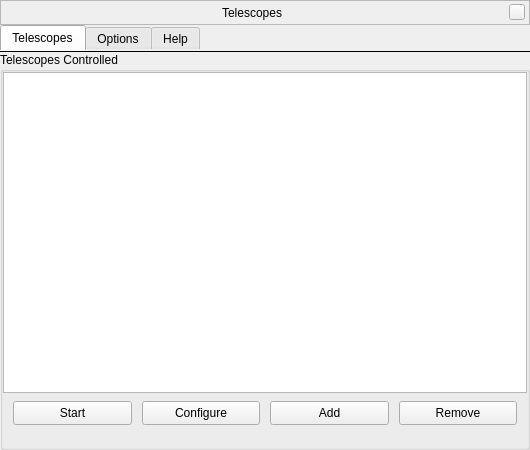
This is plugins/TelescopeControl/src/gui/telescopeDialog.ui in 519984307/stellarium_src as Qt 5 draws it before an edit. The edited form follows.
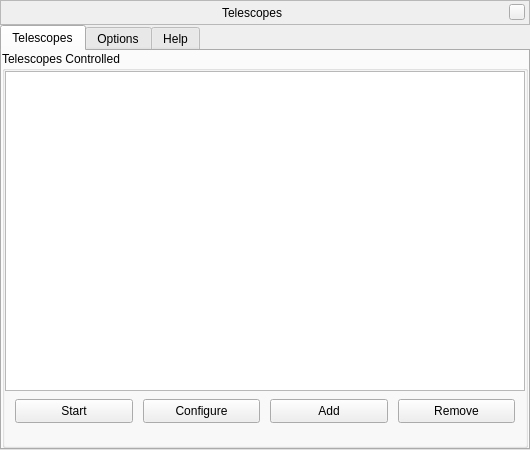
This is the edited form. Icons and pictures are not drawn. Custom widgets are drawn as their Qt base class.

Commit message: TelescopeControl: changed tabs style

Diff of the .ui file:
```diff
--- a/plugins/TelescopeControl/src/gui/telescopeDialog.ui
+++ b/plugins/TelescopeControl/src/gui/telescopeDialog.ui
@@ -152,9 +152,6 @@
        <verstretch>0</verstretch>
       </sizepolicy>
      </property>
-     <property name="styleSheet">
-      <string>QTabWidget::pane {margin-top: 0px; border-top: 1px solid rgb(0, 0, 0); background: rgba(0, 0, 0, 0%);}</string>
-     </property>
      <property name="currentIndex">
       <number>0</number>
      </property>
```
The commit also changes 3 other files.
